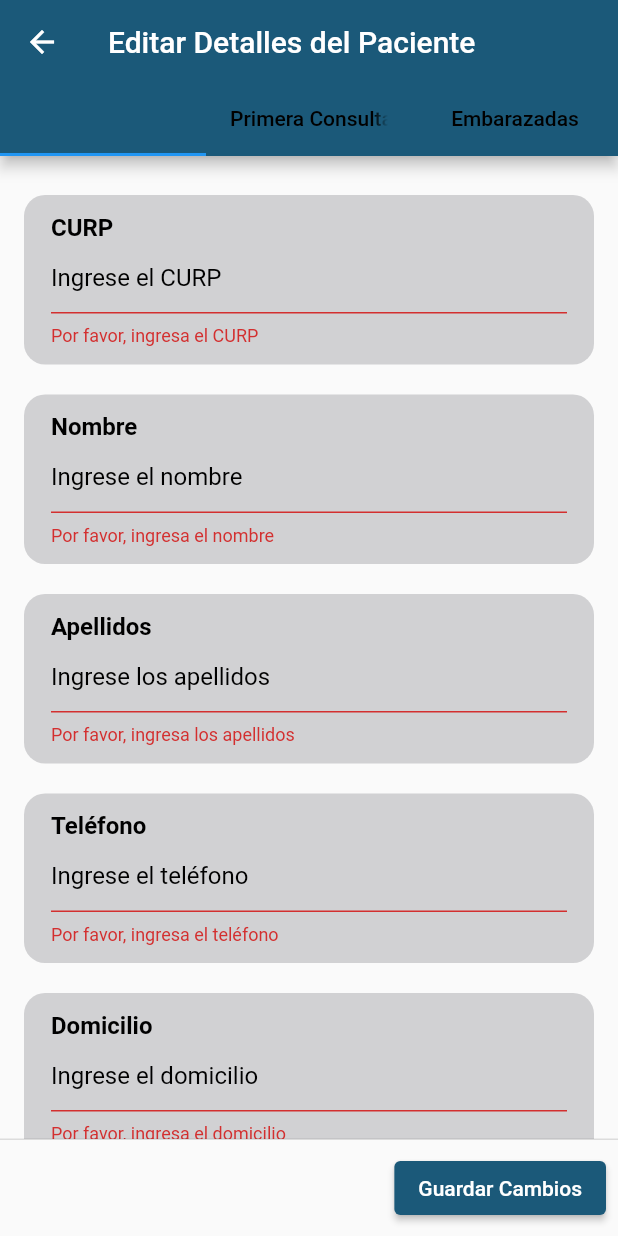
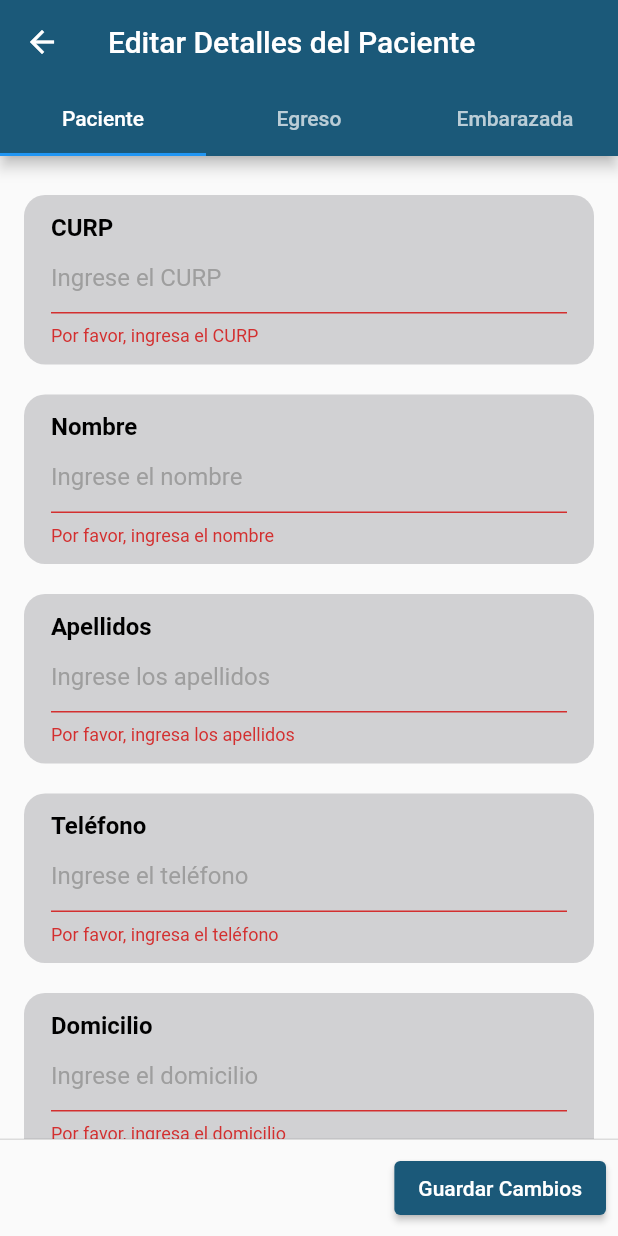
Before and after one commit to JesusGGomezR/HospitalGeneral, a Flutter app: the EditPatientDetailsScreen screen opened directly with empty values, after a tap on "Guardar Cambios", on a phone screen of 412 x 824 dp. Run offline on Flutter 3.47's test engine with Material 2 defaults, Android fonts, the phone set to English and light mode, and no system bars; our stand-ins replace datetime_picker_formfield_new; accounts and stored records are empty; network calls fail.

Commit message:
pestañas

```diff
--- a/hospital/lib/models/patient_model.dart
+++ b/hospital/lib/models/patient_model.dart
@@ -34,7 +34,7 @@ class Patient {
   final medicoEgreso;
   final observaciones;
 
-  // Propiedades para la tabla "expediente"
+  // Propiedades para la tabla "Diagnostico"
   final diagnostico;
   final fecha_registro;
 
@@ -63,6 +63,7 @@ class Patient {
     this.fechaPrimeraRevision,
     this.fechaUltimaRevision,
     this.fechaPuerperio,
+
     //this.diagnosticoEmbarazada,
     this.riesgo,
     this.traslado,
--- a/hospital/lib/screens/addpatient_screen.dart
+++ b/hospital/lib/screens/addpatient_screen.dart
@@ -497,7 +497,7 @@ class _AddPatientScreenState extends State<AddPatientScreen> with TickerProvider
             controller: controller,
             decoration: InputDecoration(
               hintText: hintText,
-              hintStyle: TextStyle(color: Colors.black),
+              hintStyle: TextStyle(color: Colors.grey),
               enabledBorder: UnderlineInputBorder(
                 borderSide: BorderSide(color: Colors.grey),
               ),
--- a/hospital/lib/screens/editpatient_screen.php.dart
+++ b/hospital/lib/screens/editpatient_screen.php.dart
@@ -2,7 +2,6 @@ import 'package:flutter/material.dart';
 import 'package:provider/provider.dart';
 import 'package:hospital/models/patient_model.dart';
 import 'package:hospital/provider/patient_provider.dart';
-
 
 class EditPatientDetailsScreen extends StatefulWidget {
   final Patient patient;
@@ -29,14 +28,15 @@ class _EditPatientDetailsScreenState extends State<EditPatientDetailsScreen>
   late TextEditingController _tipoSanguineoController;
   late TextEditingController _diagnosticoController;
 
+
   late TabController _tabController;
-
+  //late TextEditingController _diagnosticoController;
   final _formKey = GlobalKey<FormState>();
 
   @override
   void initState() {
     super.initState();
-
+    _tabController = TabController(length: 3, vsync: this);
     // Inicializa los controladores con los datos actuales del paciente
     _curpController = TextEditingController(text: widget.patient.curp);
     _nombreController = TextEditingController(text: widget.patient.nombre);
@@ -49,15 +49,7 @@ class _EditPatientDetailsScreenState extends State<EditPatientDetailsScreen>
     _afiliacionController = TextEditingController(text: widget.patient.afiliacion);
     _tipoSanguineoController = TextEditingController(text: widget.patient.tipoSanguineo);
     _diagnosticoController = TextEditingController(text: widget.patient.diagnostico);
-
-    // Inicializa el TabController
-    _tabController = TabController(length: 3, vsync: this);
-  }
-
-  @override
-  void dispose() {
-    _tabController.dispose();
-    super.dispose();
+    //_diagnosticoController = TextEditingController(text: widget.patient.diagnostico);
   }
 
   @override
@@ -70,35 +62,37 @@ class _EditPatientDetailsScreenState extends State<EditPatientDetailsScreen>
           controller: _tabController,
           tabs: [
             Tab(text: 'Paciente'),
-            Tab(text: 'Primera Consulta'),
-            Tab(text: 'Embarazadas'),
+            Tab(text: 'Egreso'),
+            Tab(text: 'Embarazada'),
           ],
-          labelColor: Color.fromARGB(255, 27, 89, 121),
-          unselectedLabelColor: Colors.black,
         ),
       ),
-      body: SingleChildScrollView(
+      body: DefaultTabController(
+        length: 3,
+        child: TabBarView(
+          controller: _tabController,
+          children: [
+            // Contenido de la pestaña 1
+            SingleChildScrollView(
               child: Form(
                 key: _formKey,
-          child: Column(
-            children: [
-              // Contenido de la pestaña de Paciente
-              _buildPatientForm(),
-
-              // Contenido de la pestaña de Primera Consulta
-              _buildFirstConsultationForm(),
-
-              // Contenido de la pestaña de Embarazadas
-              _buildPregnantForm(),
+                child: formEditPatient(context),
+              ),
+            ),
+            // Contenido de la pestaña 2
+            // Agrega tus campos adicionales aquí
+            Container(child: Text('Pestaña 2')),
+            // Contenido de la pestaña 3
+            // Agrega tus campos adicionales aquí
+            Container(child: Text('Pestaña 3')),
           ],
-          ),
         ),
       ),
       persistentFooterButtons: [
         ElevatedButton(
           style: ButtonStyle(
-            backgroundColor: MaterialStatePropertyAll(Color.fromARGB(255, 27, 89, 121)),
-          ),
+              backgroundColor:
+              MaterialStatePropertyAll(Color.fromARGB(255, 27, 89, 121))),
           onPressed: () {
             if (_formKey.currentState != null &&
                 _formKey.currentState!.validate()) {
@@ -111,11 +105,9 @@ class _EditPatientDetailsScreenState extends State<EditPatientDetailsScreen>
       ],
     );
   }
-//TODO------------------------------------------------------------------------------------------------
 
-  Widget _buildPatientForm() {
-    return SingleChildScrollView(
-      child: Padding(
+  Padding formEditPatient(BuildContext context) {
+    return Padding(
       padding: const EdgeInsets.all(16.0),
       child: Column(
         crossAxisAlignment: CrossAxisAlignment.start,
@@ -163,9 +155,9 @@ class _EditPatientDetailsScreenState extends State<EditPatientDetailsScreen>
               if (value == null || value.isEmpty || !isNumeric(value)) {
                 return 'Por favor, ingresa el teléfono';
               } else if (value.length < 10) {
-                  return 'El teléfono debe tener 10 dígitos';
+                return 'El teléfono debe tener 10 digitos';
               } else if (value.length > 10) {
-                  return 'El teléfono debe tener 10 dígitos';
+                return 'El teléfono debe tener 10 digitos';
               }
               return null;
             },
@@ -187,7 +179,7 @@ class _EditPatientDetailsScreenState extends State<EditPatientDetailsScreen>
             'Ingrese el género',
                 (value) {
               if (value!.isEmpty) {
-                  return 'Por favor, ingresa el género Masculino / Femenino';
+                return 'Por favor, ingresa el genero Masculino / Femenino';
               }
               return null;
             },
@@ -220,7 +212,7 @@ class _EditPatientDetailsScreenState extends State<EditPatientDetailsScreen>
             'Ingrese la afiliación',
                 (value) {
               if (value!.isEmpty) {
-                  return 'Por favor, ingresa la afiliación en caso de no tener escribe Ninguno';
+                return 'Por favor, ingresa la afiliacion en caso de no tener escribe Ninguno';
               }
               return null;
             },
@@ -243,54 +235,14 @@ class _EditPatientDetailsScreenState extends State<EditPatientDetailsScreen>
             'Ingrese el diagnóstico',
                 (value) {
               if (value!.isEmpty) {
-                  return 'Por favor, ingresa el diagnóstico';
+                return 'Por favor, ingresa el diagnostico';
               }
               return null;
             },
           ),
+
+          SizedBox(height: 32.0),
         ],
-        ),
-      ),
-    );
-  }
-
-  //TODO------------------------------------------------------------------------------------------------
-
-  Widget _buildFirstConsultationForm() {
-    return SingleChildScrollView(
-      child: Padding(
-        padding: const EdgeInsets.all(16.0),
-        child: Column(
-          crossAxisAlignment: CrossAxisAlignment.start,
-          children: [
-                  _buildTextField(
-                    'CURP',
-                    _curpController,
-                    'Ingrese el CURP',
-                        (value) {
-                      if (value!.isEmpty) {
-                        return 'Por favor, ingresa el CURP';
-                      } else if (value.length < 18) {
-                        return 'El CURP debe tener 18 caracteres';
-                      }
-                      return null;
-                    },
-                  ),
-                ],
-            ),
-        ),
-    );
-  }
-
-  Widget _buildPregnantForm() {                   //TODO----------Cambiar nombre
-    return SingleChildScrollView(
-      child: Padding(
-        padding: const EdgeInsets.all(16.0),
-        child: Column(
-          crossAxisAlignment: CrossAxisAlignment.start,
-          children: [
-          ],
-        ),
       ),
     );
   }
@@ -325,7 +277,7 @@ class _EditPatientDetailsScreenState extends State<EditPatientDetailsScreen>
             controller: controller,
             decoration: InputDecoration(
               hintText: hintText,
-              hintStyle: TextStyle(color: Colors.black),
+              hintStyle: TextStyle(color: Colors.grey),
               enabledBorder: UnderlineInputBorder(
                 borderSide: BorderSide(color: Colors.grey),
               ),
@@ -398,4 +350,11 @@ class _EditPatientDetailsScreenState extends State<EditPatientDetailsScreen>
     }
     return double.tryParse(str) != null;
   }
+
+  @override
+  void dispose() {
+    _tabController.dispose();
+    super.dispose();
   }
+
+}
```
Lines whose indentation alone changed are shown as unchanged.
